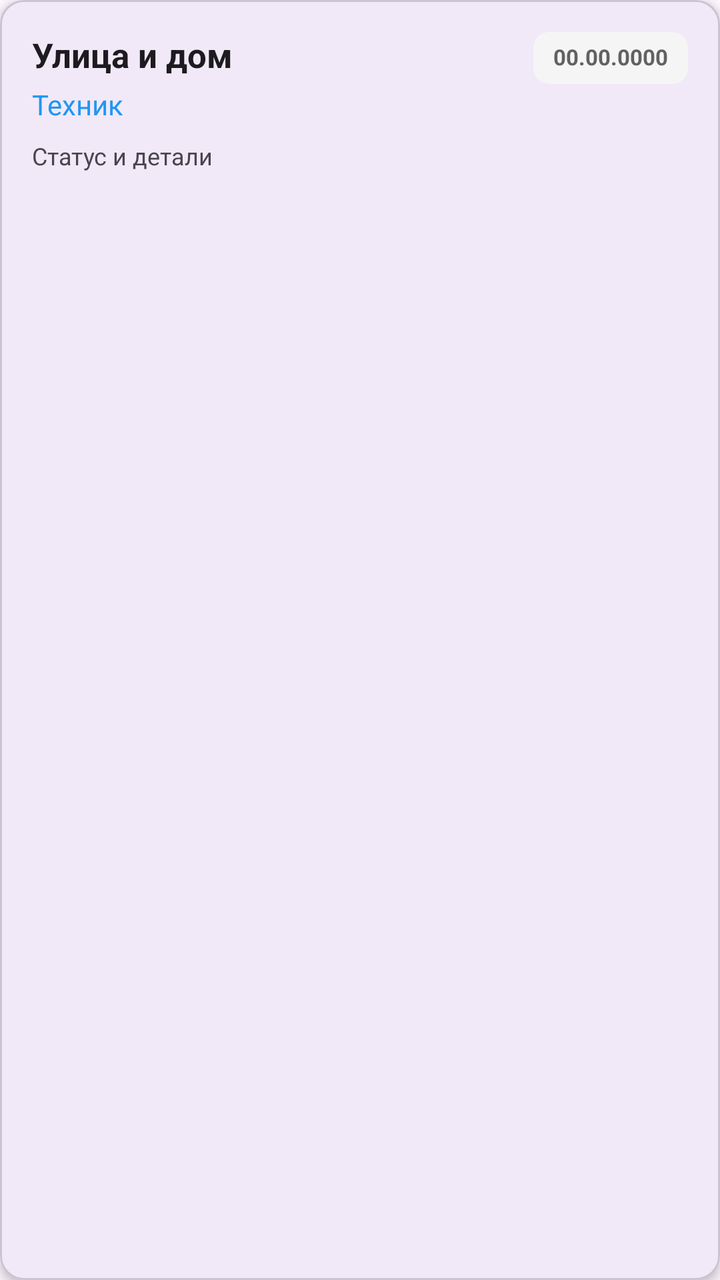
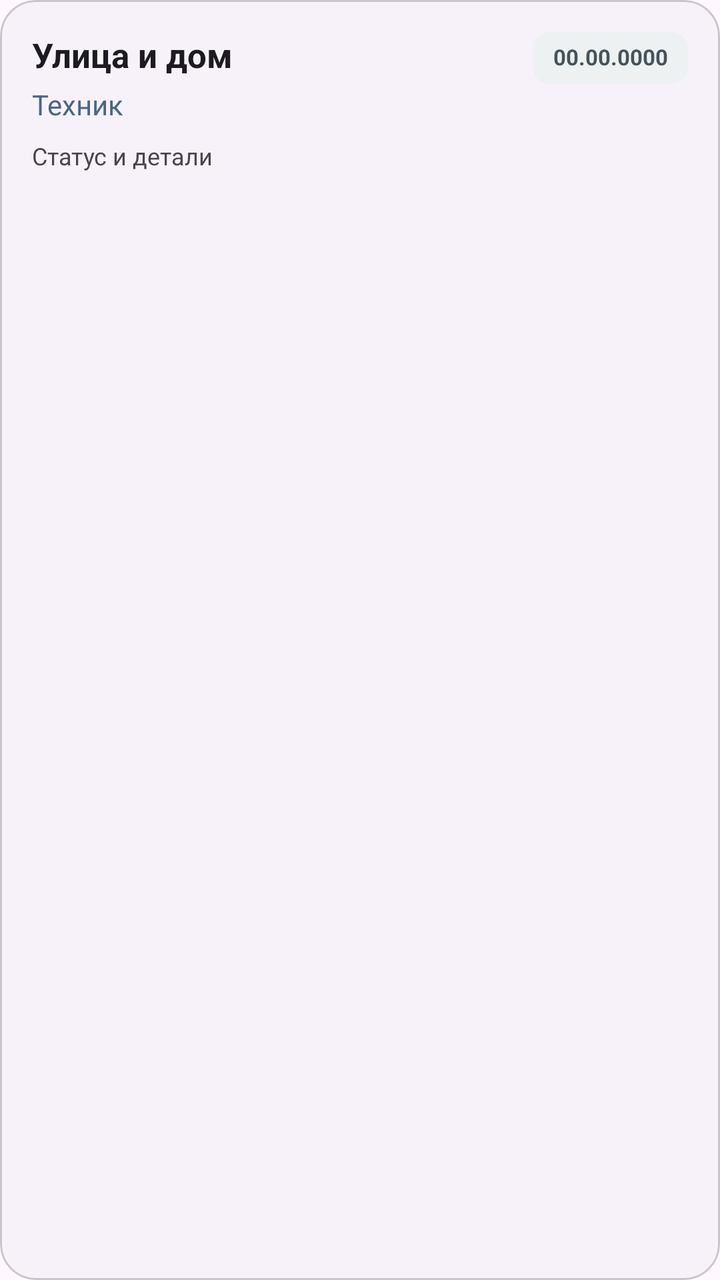

Two renders of the same Android screen: before a commit and after it. Below are the layout's source before the change and the commit's diff.
<!-- AndroidManifest.xml: application theme Theme.BaseHome -->
<!-- res/layout/item_google_address.xml -->
<?xml version="1.0" encoding="utf-8"?>
<com.google.android.material.card.MaterialCardView xmlns:android="http://schemas.android.com/apk/res/android"
    xmlns:app="http://schemas.android.com/apk/res-auto"
    android:layout_width="match_parent"
    android:layout_height="wrap_content"
    android:layout_marginHorizontal="12dp"
    android:layout_marginVertical="4dp"
    app:cardCornerRadius="12dp"
    app:cardElevation="3dp"
    app:strokeWidth="1dp"
    app:strokeColor="?attr/colorOutlineVariant">

    <androidx.constraintlayout.widget.ConstraintLayout
        android:layout_width="match_parent"
        android:layout_height="wrap_content"
        android:padding="16dp"
        android:background="?android:attr/selectableItemBackground">

        
        <TextView
            android:id="@+id/tvGoogleDate"
            android:layout_width="wrap_content"
            android:layout_height="wrap_content"
            android:minHeight="26dp"
            android:gravity="center"
            android:background="@drawable/bg_badge"
            android:backgroundTint="@color/card_bg_google"
            android:paddingHorizontal="10dp"
            android:text="00.00.0000"
            android:textColor="@color/text_on_card_google"
            android:textSize="11sp"
            android:textStyle="bold"
            android:includeFontPadding="false"
            app:layout_constraintEnd_toEndOf="parent"
            app:layout_constraintTop_toTopOf="parent" />

        <TextView
            android:id="@+id/tvGoogleStreetHouse"
            android:layout_width="0dp"
            android:layout_height="wrap_content"
            android:layout_marginEnd="8dp"
            android:text="Улица и дом"
            android:textColor="?android:attr/textColorPrimary"
            android:textSize="17sp"
            android:textStyle="bold"
            app:layout_constraintEnd_toStartOf="@+id/tvGoogleDate"
            app:layout_constraintStart_toStartOf="parent"
            app:layout_constraintTop_toTopOf="parent" />

        <TextView
            android:id="@+id/tvGoogleNameTech"
            android:layout_width="match_parent"
            android:layout_height="wrap_content"
            android:layout_marginTop="4dp"
            android:text="Техник"
            android:textColor="@color/brand_primary"
            android:textSize="14sp"
            app:layout_constraintTop_toBottomOf="@id/tvGoogleStreetHouse" />

        <TextView
            android:id="@+id/tvGoogleOtherInfo"
            android:layout_width="match_parent"
            android:layout_height="wrap_content"
            android:layout_marginTop="8dp"
            android:text="Статус и детали"
            android:textColor="?android:attr/textColorSecondary"
            android:textSize="12sp"
            app:layout_constraintTop_toBottomOf="@id/tvGoogleNameTech" />

    </androidx.constraintlayout.widget.ConstraintLayout>

</com.google.android.material.card.MaterialCardView>
<!-- resources referenced by this layout -->
<resources>
  <color name="brand_primary">#2196F3</color>
  <color name="card_bg_google">#F5F5F5</color>
  <color name="text_on_card_google">#616161</color>
  <!-- drawable bg_badge (drawable) -->
  <?xml version="1.0" encoding="utf-8"?>
  <shape xmlns:android="http://schemas.android.com/apk/res/android">
      <solid android:color="#FFFFFF" /> 
      <corners android:radius="8dp" />
  </shape>
  <style name="Theme.BaseHome" parent="Base.Theme.BaseHome" />
  <style name="Base.Theme.BaseHome" parent="Theme.Material3.DayNight.NoActionBar">
          
          
      </style>
</resources>

<!-- the commit's change to res/layout/item_google_address.xml (unified diff, before → after) -->
@@ -4,9 +4,10 @@
     android:layout_width="match_parent"
     android:layout_height="wrap_content"
     android:layout_marginHorizontal="12dp"
-    android:layout_marginVertical="4dp"
-    app:cardCornerRadius="12dp"
-    app:cardElevation="3dp"
+    android:layout_marginVertical="6dp"
+    app:cardBackgroundColor="?attr/colorSurfaceContainerLow"
+    app:cardCornerRadius="18dp"
+    app:cardElevation="0dp"
     app:strokeWidth="1dp"
     app:strokeColor="?attr/colorOutlineVariant">
 
<!-- resource entries referenced after the edit -->
@@ -1,8 +1,8 @@
 <!-- resources referenced by this layout -->
 <resources>
-  <color name="brand_primary">#2196F3</color>
-  <color name="card_bg_google">#F5F5F5</color>
-  <color name="text_on_card_google">#616161</color>
+  <color name="brand_primary">#496783</color>
+  <color name="card_bg_google">#EEF1F2</color>
+  <color name="text_on_card_google">#45545B</color>
   <!-- drawable bg_badge (drawable) -->
   <?xml version="1.0" encoding="utf-8"?>
   <shape xmlns:android="http://schemas.android.com/apk/res/android">
@@ -11,8 +11,19 @@
   </shape>
   <style name="Theme.BaseHome" parent="Base.Theme.BaseHome" />
   <style name="Base.Theme.BaseHome" parent="Theme.Material3.DayNight.NoActionBar">
-          
-          
+          <item name="colorPrimary">@color/brand_primary</item>
+          <item name="colorSecondary">@color/brand_accent</item>
+          <item name="colorSurface">?android:attr/colorBackground</item>
+          <item name="colorOutline">?android:attr/textColorHint</item>
+          <item name="shapeAppearanceSmallComponent">@style/ShapeAppearance.BaseHome.Small</item>
+          <item name="shapeAppearanceMediumComponent">@style/ShapeAppearance.BaseHome.Medium</item>
+      </style>
+  <color name="brand_accent">#6A7F6A</color>
+  <style name="ShapeAppearance.BaseHome.Small" parent="ShapeAppearance.Material3.Corner.Small">
+          <item name="cornerSize">12dp</item>
+      </style>
+  <style name="ShapeAppearance.BaseHome.Medium" parent="ShapeAppearance.Material3.Corner.Medium">
+          <item name="cornerSize">20dp</item>
       </style>
 </resources>
 
